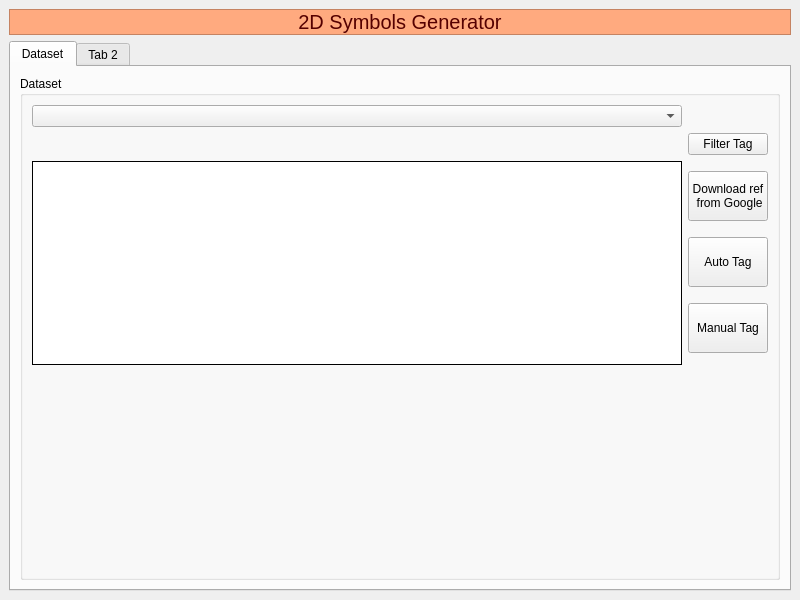
The window that puzzle_2d_symbol_generator/ui/Symbols_2D_Generator_MainUI.ui (thienphuochoang/TechArtPortfolio) describes before a commit, drawn with Qt 5.
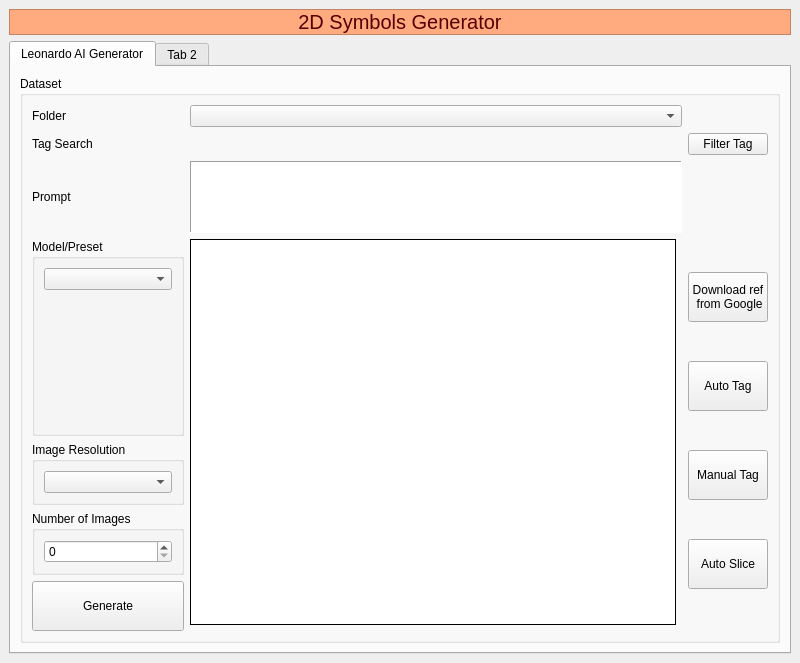
The same window after the commit.

Diff of the .ui file:
```diff
--- a/puzzle_2d_symbol_generator/ui/Symbols_2D_Generator_MainUI.ui
+++ b/puzzle_2d_symbol_generator/ui/Symbols_2D_Generator_MainUI.ui
@@ -7,7 +7,7 @@
     <x>0</x>
     <y>0</y>
     <width>800</width>
-    <height>600</height>
+    <height>648</height>
    </rect>
   </property>
   <property name="windowTitle">
@@ -41,13 +41,13 @@
      </widget>
     </item>
     <item row="1" column="0">
-     <widget class="QTabWidget" name="tabDataset">
+     <widget class="QTabWidget" name="tabSymbolGenerator">
       <property name="currentIndex">
        <number>0</number>
       </property>
-      <widget class="QWidget" name="tab">
+      <widget class="QWidget" name="tabLeonardoAiGenerator">
        <attribute name="title">
-        <string>Dataset</string>
+        <string>Leonardo AI Generator</string>
        </attribute>
        <layout class="QGridLayout" name="gridLayout_3">
         <item row="0" column="0">
@@ -56,7 +56,120 @@
            <string>Dataset</string>
           </property>
           <layout class="QGridLayout" name="gridLayout_2">
-           <item row="3" column="1">
+           <item row="3" column="0" rowspan="2">
+            <layout class="QGridLayout" name="gridLayout_4">
+             <item row="3" column="0">
+              <widget class="QPushButton" name="btnGenerate">
+               <property name="minimumSize">
+                <size>
+                 <width>50</width>
+                 <height>50</height>
+                </size>
+               </property>
+               <property name="text">
+                <string>Generate</string>
+               </property>
+              </widget>
+             </item>
+             <item row="1" column="0">
+              <widget class="QGroupBox" name="gbImageResolution">
+               <property name="sizePolicy">
+                <sizepolicy hsizetype="Preferred" vsizetype="Preferred">
+                 <horstretch>0</horstretch>
+                 <verstretch>0</verstretch>
+                </sizepolicy>
+               </property>
+               <property name="title">
+                <string>Image Resolution</string>
+               </property>
+               <layout class="QVBoxLayout" name="verticalLayout_4">
+                <item>
+                 <widget class="QComboBox" name="cbbImageResolution"/>
+                </item>
+               </layout>
+              </widget>
+             </item>
+             <item row="0" column="0">
+              <widget class="QGroupBox" name="gbModelPreset">
+               <property name="sizePolicy">
+                <sizepolicy hsizetype="Preferred" vsizetype="Preferred">
+                 <horstretch>0</horstretch>
+                 <verstretch>0</verstretch>
+                </sizepolicy>
+               </property>
+               <property name="title">
+                <string>Model/Preset</string>
+               </property>
+               <layout class="QVBoxLayout" name="verticalLayout_3">
+                <item>
+                 <widget class="QComboBox" name="cbbModelPreset"/>
+                </item>
+                <item>
+                 <widget class="QLabel" name="lbModelPresetThumbnail">
+                  <property name="minimumSize">
+                   <size>
+                    <width>128</width>
+                    <height>128</height>
+                   </size>
+                  </property>
+                  <property name="maximumSize">
+                   <size>
+                    <width>128</width>
+                    <height>128</height>
+                   </size>
+                  </property>
+                  <property name="text">
+                   <string/>
+                  </property>
+                  <property name="alignment">
+                   <set>Qt::AlignmentFlag::AlignCenter</set>
+                  </property>
+                 </widget>
+                </item>
+               </layout>
+              </widget>
+             </item>
+             <item row="2" column="0">
+              <widget class="QGroupBox" name="gbNumberOfImages">
+               <property name="sizePolicy">
+                <sizepolicy hsizetype="Preferred" vsizetype="Preferred">
+                 <horstretch>0</horstretch>
+                 <verstretch>0</verstretch>
+                </sizepolicy>
+               </property>
+               <property name="title">
+                <string>Number of Images</string>
+               </property>
+               <layout class="QVBoxLayout" name="verticalLayout_6">
+                <item>
+                 <widget class="QSpinBox" name="spbNumberOfImages"/>
+                </item>
+               </layout>
+              </widget>
+             </item>
+             <item row="4" column="0">
+              <spacer name="verticalSpacer">
+               <property name="orientation">
+                <enum>Qt::Orientation::Vertical</enum>
+               </property>
+               <property name="sizeHint" stdset="0">
+                <size>
+                 <width>20</width>
+                 <height>40</height>
+                </size>
+               </property>
+              </spacer>
+             </item>
+            </layout>
+           </item>
+           <item row="2" column="0">
+            <widget class="QLabel" name="lbPrompt">
+             <property name="text">
+              <string>Prompt</string>
+             </property>
+            </widget>
+           </item>
+           <item row="3" column="3">
             <layout class="QVBoxLayout" name="verticalLayout">
              <item>
               <widget class="QPushButton" name="btnDownloadFromGoogle">
@@ -98,9 +211,36 @@
                </property>
               </widget>
              </item>
+             <item>
+              <widget class="QPushButton" name="btnAutoSlice">
+               <property name="minimumSize">
+                <size>
+                 <width>50</width>
+                 <height>50</height>
+                </size>
+               </property>
+               <property name="text">
+                <string>Auto Slice</string>
+               </property>
+              </widget>
+             </item>
             </layout>
            </item>
-           <item row="3" column="0">
+           <item row="0" column="0">
+            <widget class="QLabel" name="lbFolder">
+             <property name="text">
+              <string>Folder</string>
+             </property>
+            </widget>
+           </item>
+           <item row="1" column="0">
+            <widget class="QLabel" name="lbTagSearch">
+             <property name="text">
+              <string>Tag Search</string>
+             </property>
+            </widget>
+           </item>
+           <item row="3" column="1">
             <widget class="QListWidget" name="lstDataset">
              <property name="styleSheet">
               <string notr="true"/>
@@ -113,34 +253,21 @@
              </property>
             </widget>
            </item>
-           <item row="0" column="0">
-            <widget class="QComboBox" name="cbbDatasetType">
-             <property name="styleSheet">
-              <string notr="true"/>
-             </property>
-            </widget>
-           </item>
-           <item row="1" column="1">
+           <item row="1" column="3">
             <widget class="QPushButton" name="btnFilter">
              <property name="text">
               <string>Filter Tag</string>
              </property>
             </widget>
            </item>
-           <item row="4" column="0">
-            <spacer name="verticalSpacer">
-             <property name="orientation">
-              <enum>Qt::Orientation::Vertical</enum>
+           <item row="2" column="1" colspan="2">
+            <widget class="QTextEdit" name="txtePrompt">
+             <property name="frameShape">
+              <enum>QFrame::Shape::Panel</enum>
              </property>
-             <property name="sizeHint" stdset="0">
-              <size>
-               <width>20</width>
-               <height>40</height>
-              </size>
-             </property>
-            </spacer>
+            </widget>
            </item>
-           <item row="1" column="0">
+           <item row="1" column="1" colspan="2">
             <widget class="QWidget" name="widgetTagArea" native="true">
              <property name="styleSheet">
               <string notr="true"/>
@@ -164,12 +291,19 @@
              </layout>
             </widget>
            </item>
+           <item row="0" column="1" colspan="2">
+            <widget class="QComboBox" name="cbbDatasetType">
+             <property name="styleSheet">
+              <string notr="true"/>
+             </property>
+            </widget>
+           </item>
           </layout>
          </widget>
         </item>
        </layout>
       </widget>
-      <widget class="QWidget" name="tab_2">
+      <widget class="QWidget" name="tabDataset">
        <attribute name="title">
         <string>Tab 2</string>
        </attribute>
```
Left out of the diff: 11 changed lines with no effect on the pictures.
